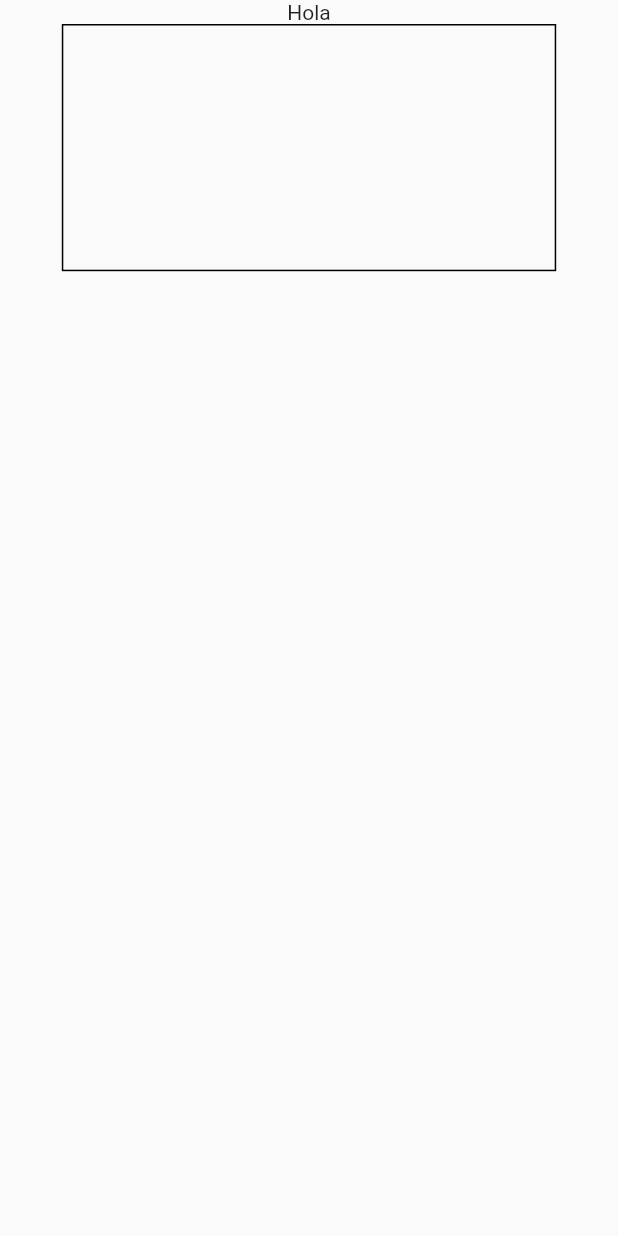
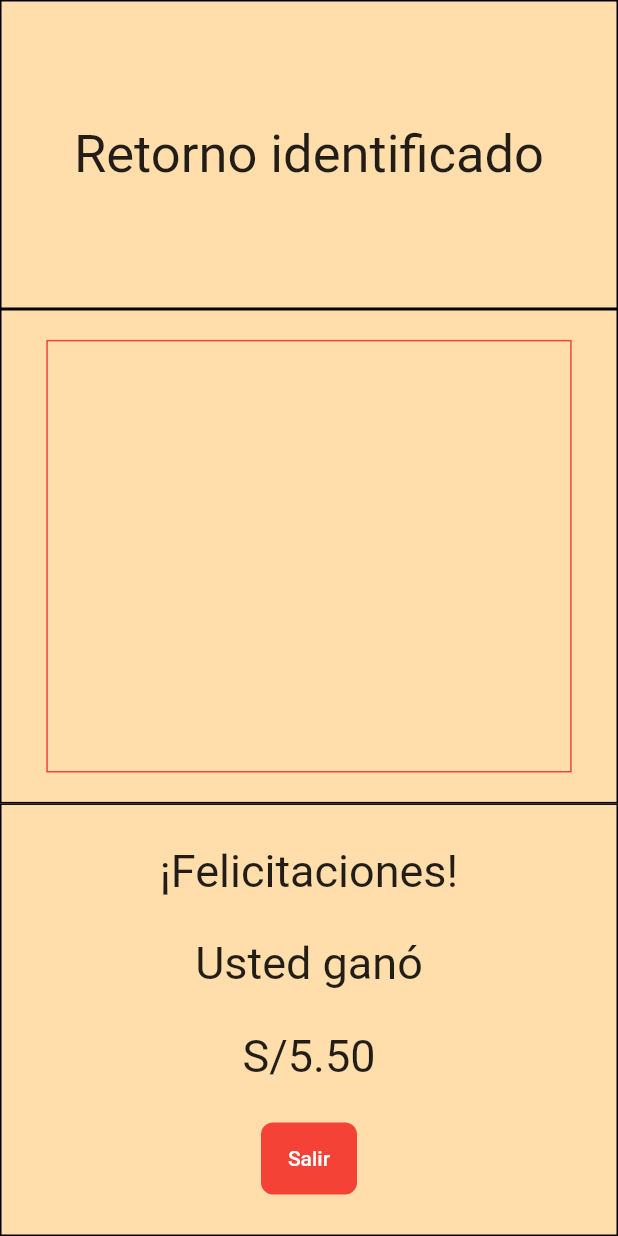
Before and after one commit to ElRobaCuentas/Prototipo_Ahorra_Ya, a Flutter app: the ProductsScreen screen opened directly, on a phone screen of 412 x 824 dp. Run offline on Flutter 3.47's test engine with Material 2 defaults, Android fonts, the light colour scheme and no system bars; missing offline and left inert: qrscan.

Commit message:
pantalla de retorno identidicado

```diff
--- a/lib/src/components/category_card.dart
+++ b/lib/src/components/category_card.dart
@@ -89,8 +89,8 @@ class CategoryCard extends StatelessWidget {
                         onPressed: () {
                           Navigator.of(context).push(
                             MaterialPageRoute(
-                              // builder: (context) => ProductsScreen(),
-                              builder: (context) => BebidasScreen(),
+                              builder: (context) => ProductsScreen(),
+                              // builder: (context) => BebidasScreen(),
                             ),
                           );
                         },
--- a/lib/src/components/perfil_card.dart
+++ b/lib/src/components/perfil_card.dart
@@ -1,7 +1,7 @@
 // import 'package:AhorraYa/src/page/scanner_screen.dart';
 import 'package:AhorraYa/src/components/camera_qr.dart';
 // import 'package:AhorraYa/src/page/main_screen.dart';
-import 'package:AhorraYa/src/page/products_screen.dart';
+// import 'package:AhorraYa/src/page/products_screen.dart';
 import 'package:flutter/material.dart';
 // import 'package:AhorraYa/src/page/main_screen.dart';
 
--- a/lib/src/page/products_screen.dart
+++ b/lib/src/page/products_screen.dart
@@ -8,18 +8,75 @@ class ProductsScreen extends StatelessWidget {
     double alto = MediaQuery.of(context).size.height;
     double ancho = MediaQuery.of(context).size.width;
 
-    return Column(
+    return Scaffold(
+        backgroundColor: Color.fromRGBO(255, 222, 172, 1),
+        body: Column(
           children: [
-        Text('Hola'),
             Container(
               decoration: BoxDecoration(
                 border: Border.all(color: Colors.black),
               ),
-          height: alto * 0.2,
-          width: ancho * 0.8,
+              child: Center(
+                child: Text(
+                  'Retorno identificado',
+                  style: TextStyle(fontSize: 35.0),
                 ),
-        Container(),
+              ),
+              height: alto * 0.25,
+            ),
+            Container(
+              decoration: BoxDecoration(
+                border: Border.all(color: Colors.black),
+              ),
+              child: Center(
+                child: Container(
+                  decoration: BoxDecoration(
+                    border: Border.all(color: Colors.red),
+                  ),
+                  width: ancho * 0.85,
+                  height: alto * 0.35,
+                ),
+              ),
+              height: alto * 0.4,
+            ),
+            Container(
+              decoration: BoxDecoration(
+                border: Border.all(color: Colors.black),
+              ),
+              child: Center(
+                child: Column(
+                  mainAxisAlignment: MainAxisAlignment.spaceEvenly,
+                  children: [
+                    Text(
+                      '¡Felicitaciones!',
+                      style: TextStyle(fontSize: 30.0),
+                    ),
+                    Text(
+                      'Usted ganó',
+                      style: TextStyle(fontSize: 30.0),
+                    ),
+                    Text(
+                      'S/5.50',
+                      style: TextStyle(fontSize: 30.0),
+                    ),
+                    Container(
+                      decoration: BoxDecoration(
+                          color: Colors.red,
+                          borderRadius: BorderRadius.circular(8)),
+                      child: TextButton(
+                        onPressed: () {},
+                        child: Text(
+                          'Salir',
+                          style: TextStyle(color: Colors.white),
+                        ),
+                      ),
+                    )
                   ],
-    );
+                ),
+              ),
+              height: alto * 0.35,
+            ),
+          ],
+        ));
   }
 }
```
Also changed, not shown: 1 other file. Lines whose indentation alone changed are shown as unchanged.
